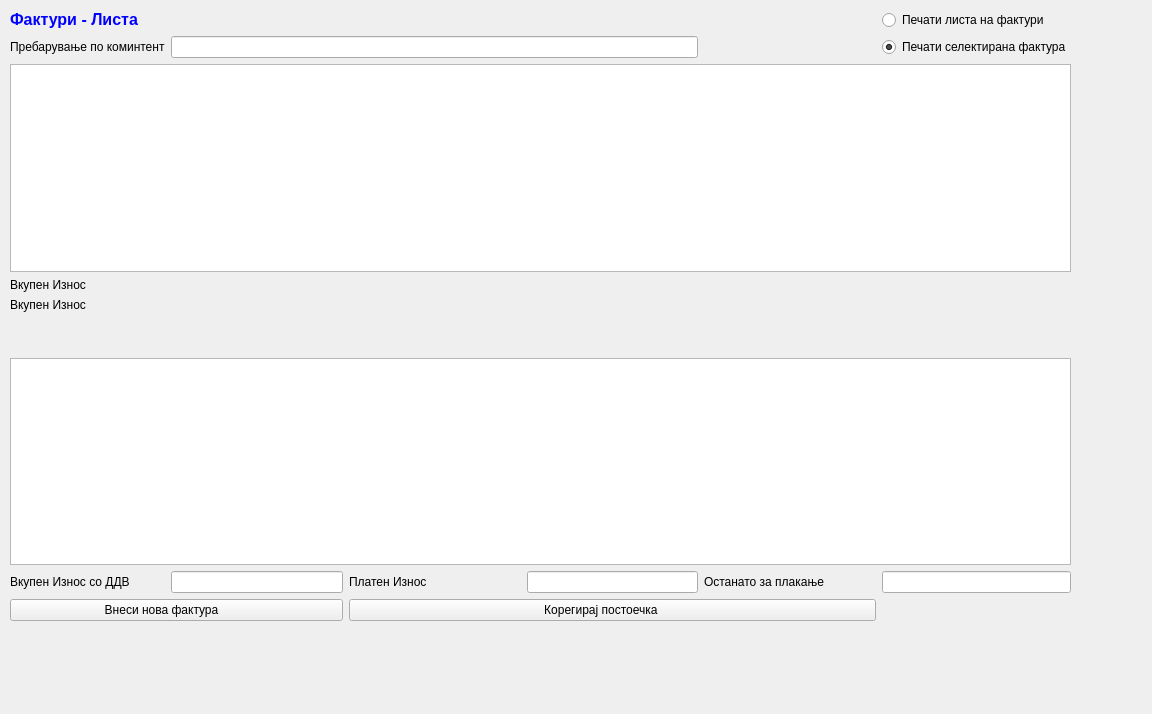
The window that sterna/Povratnica/povratnicilista.ui (srgank/sterna_x) describes before a commit, drawn with Qt 5.
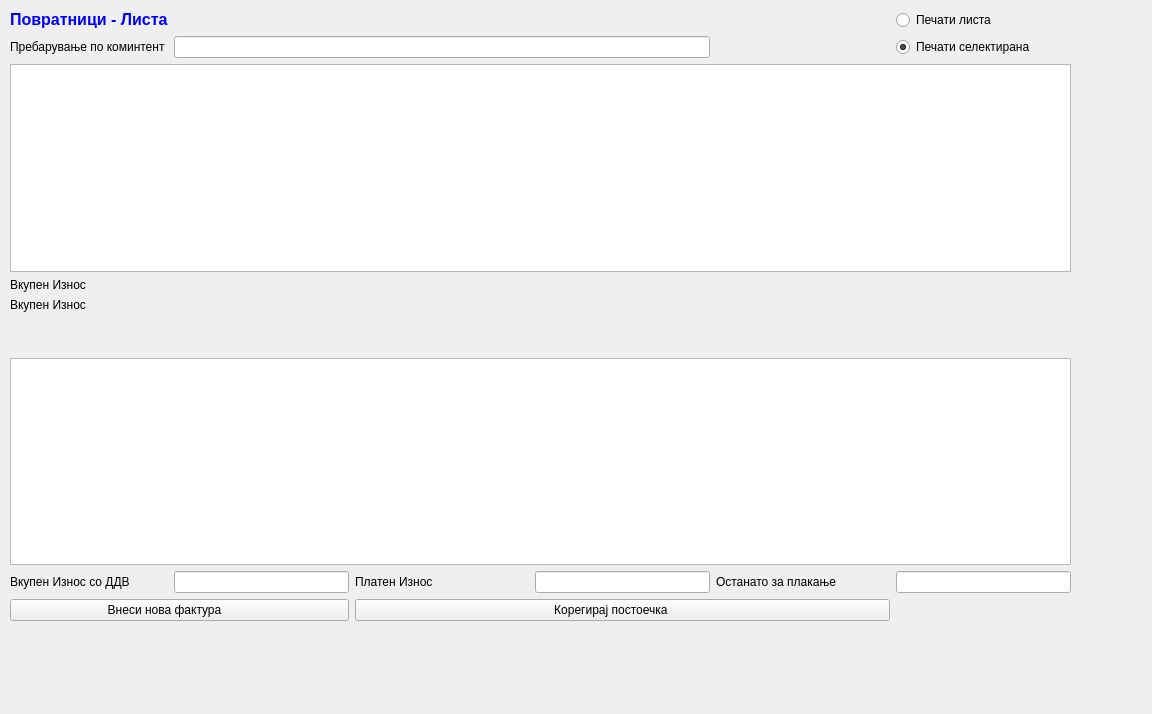
The same window after the commit. Icons and pictures are not drawn.

```diff
--- a/sterna/Povratnica/povratnicilista.ui
+++ b/sterna/Povratnica/povratnicilista.ui
@@ -29,8 +29,8 @@
        <string>&lt;!DOCTYPE HTML PUBLIC &quot;-//W3C//DTD HTML 4.0//EN&quot; &quot;http://www.w3.org/TR/REC-html40/strict.dtd&quot;&gt;
 &lt;html&gt;&lt;head&gt;&lt;meta name=&quot;qrichtext&quot; content=&quot;1&quot; /&gt;&lt;style type=&quot;text/css&quot;&gt;
 p, li { white-space: pre-wrap; }
-&lt;/style&gt;&lt;/head&gt;&lt;body style=&quot; font-family:'MS Shell Dlg 2'; font-size:10pt; font-weight:400; font-style:normal;&quot;&gt;
-&lt;p style=&quot; margin-top:0px; margin-bottom:0px; margin-left:0px; margin-right:0px; -qt-block-indent:0; text-indent:0px;&quot;&gt;&lt;span style=&quot; font-size:12pt; font-weight:600; color:#0000ff;&quot;&gt;Фактури - Листа&lt;/span&gt;&lt;/p&gt;&lt;/body&gt;&lt;/html&gt;</string>
+&lt;/style&gt;&lt;/head&gt;&lt;body style=&quot; font-family:'Sans Serif'; font-size:9pt; font-weight:400; font-style:normal;&quot;&gt;
+&lt;p style=&quot; margin-top:0px; margin-bottom:0px; margin-left:0px; margin-right:0px; -qt-block-indent:0; text-indent:0px;&quot;&gt;&lt;span style=&quot; font-family:'MS Shell Dlg 2'; font-size:12pt; font-weight:600; color:#0000ff;&quot;&gt;Повратници&lt;/span&gt;&lt;span style=&quot; font-family:'MS Shell Dlg 2'; font-size:12pt; font-weight:600; color:#0000ff;&quot;&gt; - Листа&lt;/span&gt;&lt;/p&gt;&lt;/body&gt;&lt;/html&gt;</string>
       </property>
      </widget>
     </item>
@@ -89,7 +89,7 @@
     <item row="0" column="5">
      <widget class="QRadioButton" name="radioButtonPecatiLista">
       <property name="text">
-       <string>Печати листа на фактури</string>
+       <string>Печати листа </string>
       </property>
      </widget>
     </item>
@@ -106,7 +106,7 @@
     <item row="1" column="5">
      <widget class="QRadioButton" name="radioButtonPecatiSelektirana">
       <property name="text">
-       <string>Печати селектирана фактура</string>
+       <string>Печати селектирана</string>
       </property>
       <property name="checked">
        <bool>true</bool>
```
